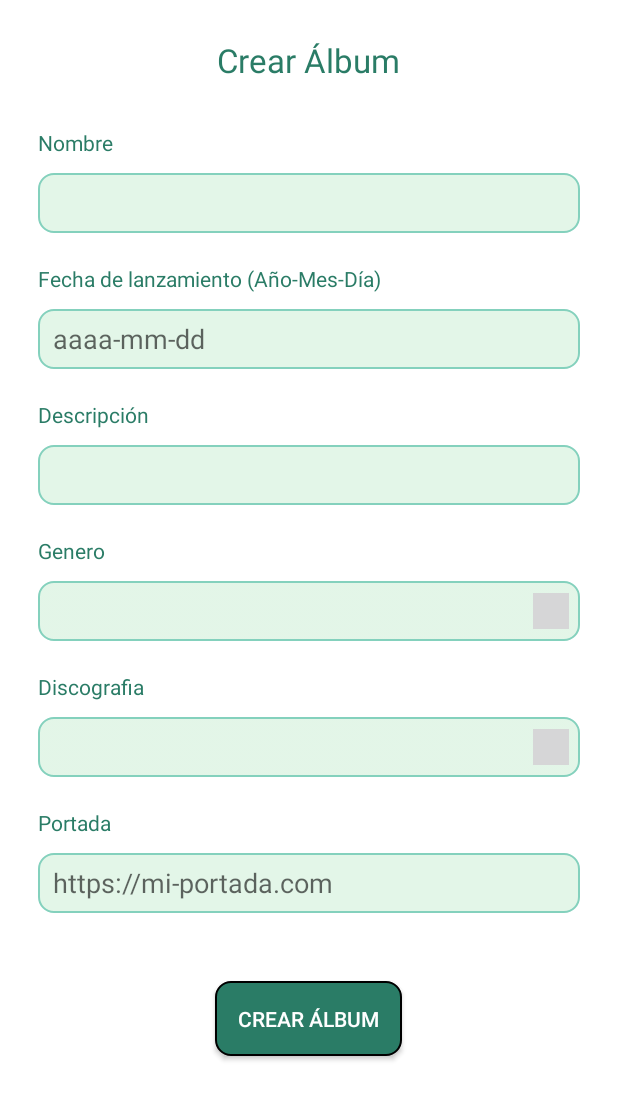
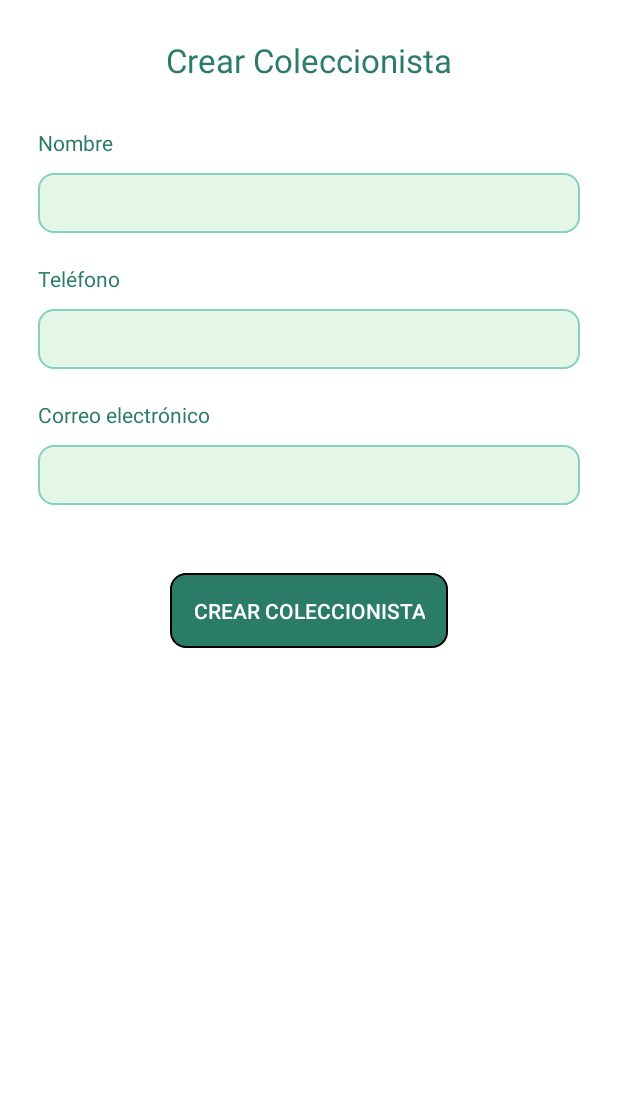
Before and after one commit to VivianaReyV/misw4203-202215-Vinilos, an Android app: the layout fragment_create_collector.xml on its own in the app's theme, with its tools: preview values and no code run, on a phone screen of 412 x 824 dp. Shown: the top 1100 px of the screen. Run offline under Robolectric (Android 15) with nearby library versions, the phone set to English and light mode, and no system bars; network calls fail.

Commit message:
basu hu02 crear coleccionista

```diff
--- a/app/src/main/java/com/example/vinilos/models/Collector.kt
+++ b/app/src/main/java/com/example/vinilos/models/Collector.kt
@@ -4,9 +4,5 @@ data class Collector (
     val collectorId:Int?,
     val name:String,
     val email:String,
-    val telephone:String,
-    val favoritePerformers:List<Performer>,
-    val favoritePerformer1: String?,
-    val favoritePerformer2: String?,
-    val favoritePerformer3: String?
+    val telephone:String
 )
--- a/app/src/main/java/com/example/vinilos/ui/adapters/CollectorsAdapter.kt
+++ b/app/src/main/java/com/example/vinilos/ui/adapters/CollectorsAdapter.kt
@@ -10,11 +10,11 @@ import androidx.navigation.Navigation
 import androidx.recyclerview.widget.RecyclerView
 import com.example.vinilos.R
 import com.example.vinilos.databinding.CollectorItemBinding
-import com.example.vinilos.models.Collector
+import com.example.vinilos.models.CollectorPerformers
 
 class CollectorsAdapter : RecyclerView.Adapter<CollectorsAdapter.CollectorViewHolder>(){
 
-    var collectors :List<Collector> = emptyList()
+    var collectors :List<CollectorPerformers> = emptyList()
         set(value) {
             field = value
             notifyDataSetChanged()
--- a/app/src/main/java/com/example/vinilos/ui/collectors/DetailCollectorFragment.kt
+++ b/app/src/main/java/com/example/vinilos/ui/collectors/DetailCollectorFragment.kt
@@ -11,12 +11,12 @@ import androidx.fragment.app.Fragment
 import androidx.lifecycle.ViewModelProvider
 import com.example.vinilos.databinding.FragmentDetailCollectorBinding
 import com.example.vinilos.ui.adapters.CollectorsAdapter
-import com.example.vinilos.viewmodels.CollectorViewModel
+import com.example.vinilos.viewmodels.CollectorPerformerViewModel
 
 class DetailCollectorFragment: Fragment() {
     private var _binding: FragmentDetailCollectorBinding? = null
     private val binding get() = _binding!!
-    private lateinit var viewModel: CollectorViewModel
+    private lateinit var viewModel: CollectorPerformerViewModel
     private var viewModelAdapter: CollectorsAdapter? = null
 
     override fun onCreateView(
@@ -27,7 +27,7 @@ class DetailCollectorFragment: Fragment() {
         val activity = requireNotNull(this.activity) {
             "You can only access the viewModel after onActivityCreated()"
         }
-        viewModel = ViewModelProvider(this, CollectorViewModel.Factory(activity.application))[CollectorViewModel::class.java]
+        viewModel = ViewModelProvider(this, CollectorPerformerViewModel.Factory(activity.application))[CollectorPerformerViewModel::class.java]
 
         _binding = FragmentDetailCollectorBinding.inflate(inflater, container, false)
         viewModelAdapter = CollectorsAdapter()
--- a/app/src/main/res/layout/collector_item.xml
+++ b/app/src/main/res/layout/collector_item.xml
@@ -2,7 +2,7 @@
 <layout xmlns:android="http://schemas.android.com/apk/res/android">
 
     <data>
-        <variable name="collector" type="com.example.vinilos.models.Collector"/>
+        <variable name="collector" type="com.example.vinilos.models.CollectorPerformers"/>
     </data>
 
     <androidx.constraintlayout.widget.ConstraintLayout
--- a/app/src/main/res/layout/fragment_create_collector.xml
+++ b/app/src/main/res/layout/fragment_create_collector.xml
@@ -2,12 +2,12 @@
 <LinearLayout xmlns:android="http://schemas.android.com/apk/res/android"
     xmlns:app="http://schemas.android.com/apk/res-auto"
     xmlns:tools="http://schemas.android.com/tools"
-    android:id="@+id/createAlbum"
+    android:id="@+id/createCollector"
     android:layout_width="match_parent"
     android:layout_height="match_parent"
     android:background="@android:color/transparent">
     <ScrollView
-        android:id="@+id/scrollCreateAlbum"
+        android:id="@+id/scrollCreateCollector"
         android:layout_width="fill_parent"
         android:layout_height="wrap_content">
     <LinearLayout
@@ -24,7 +24,7 @@
             android:layout_marginTop="10dp"
             android:layout_marginEnd="25dp"
             android:layout_marginBottom="5dp"
-            android:text="@string/crearAlbum"
+            android:text="@string/crearColeccionista"
             android:textColor="@color/dark_green"
             android:textSize="22sp"></TextView>
 
@@ -39,7 +39,7 @@
             android:textColor="@color/dark_green"></TextView>
 
         <EditText
-            android:id="@+id/nombreAlbum"
+            android:id="@+id/nombreColeccionista"
             android:layout_width="match_parent"
             android:layout_height="40dp"
             android:layout_marginStart="25dp"
@@ -48,8 +48,8 @@
             android:layout_marginBottom="5dp"
             android:paddingStart="10dp"
             android:paddingEnd="10dp"
-            android:labelFor="@id/nombreAlbum"
-            android:inputType="textCapSentences"
+            android:labelFor="@id/nombreColeccionista"
+            android:inputType="textCapWords"
             android:background="@drawable/background_formulario"></EditText>
 
         <TextView
@@ -59,11 +59,11 @@
             android:layout_marginTop="15dp"
             android:layout_marginEnd="25dp"
             android:layout_marginBottom="5dp"
-            android:text="@string/fecha_lanzamiento"
+            android:text="@string/telefono"
             android:textColor="@color/dark_green"></TextView>
 
         <EditText
-            android:id="@+id/fechaLanzamiento"
+            android:id="@+id/telefono"
             android:layout_width="match_parent"
             android:layout_height="40dp"
             android:layout_marginStart="25dp"
@@ -72,8 +72,7 @@
             android:layout_marginBottom="5dp"
             android:paddingStart="10dp"
             android:paddingEnd="10dp"
-            android:hint="@string/hint_date_format"
-            android:inputType="date"
+            android:inputType="phone"
             android:background="@drawable/background_formulario"></EditText>
 
         <TextView
@@ -83,11 +82,11 @@
             android:layout_marginTop="15dp"
             android:layout_marginEnd="25dp"
             android:layout_marginBottom="5dp"
-            android:text="@string/descripcion"
+            android:text="@string/email"
             android:textColor="@color/dark_green"></TextView>
 
         <EditText
-            android:id="@+id/descripcion"
+            android:id="@+id/email"
             android:layout_width="match_parent"
             android:layout_height="40dp"
             android:layout_marginStart="25dp"
@@ -96,90 +95,19 @@
             android:layout_marginBottom="5dp"
             android:paddingStart="10dp"
             android:paddingEnd="10dp"
-            android:inputType="textLongMessage"
+            android:inputType="textEmailAddress"
             android:background="@drawable/background_formulario"></EditText>
-
-        <TextView
-            android:layout_width="wrap_content"
-            android:layout_height="wrap_content"
-            android:layout_marginStart="25dp"
-            android:layout_marginTop="15dp"
-            android:layout_marginEnd="25dp"
-            android:layout_marginBottom="5dp"
-            android:text="@string/genero"
-            android:textColor="@color/dark_green"></TextView>
-
-        <Spinner
-            android:id="@+id/spinnerGenre"
-            android:layout_width="match_parent"
-            android:layout_height="40dp"
-            android:layout_marginStart="25dp"
-            android:layout_marginTop="5dp"
-            android:layout_marginEnd="25dp"
-            android:layout_marginBottom="5dp"
-            android:background="@drawable/background_spinner"
-            android:textColor="@color/dark_green"
-            android:overlapAnchor="false"
-            android:spinnerMode="dropdown"/>
-
-        <TextView
-            android:layout_width="wrap_content"
-            android:layout_height="wrap_content"
-            android:layout_marginStart="25dp"
-            android:layout_marginTop="15dp"
-            android:layout_marginEnd="25dp"
-            android:layout_marginBottom="5dp"
-            android:text="@string/discografia"
-            android:textColor="@color/dark_green"></TextView>
-
-        <Spinner
-            android:id="@+id/spinnerRecordLabel"
-            android:layout_width="match_parent"
-            android:layout_height="40dp"
-            android:layout_marginStart="25dp"
-            android:layout_marginTop="5dp"
-            android:layout_marginEnd="25dp"
-            android:layout_marginBottom="5dp"
-            android:background="@drawable/background_spinner"
-            android:textColor="@color/dark_green"
-            android:overlapAnchor="false"
-            android:spinnerMode="dropdown"/>
-
-        <TextView
-            android:layout_width="wrap_content"
-            android:layout_height="wrap_content"
-            android:layout_marginStart="25dp"
-            android:layout_marginTop="15dp"
-            android:layout_marginEnd="25dp"
-            android:layout_marginBottom="5dp"
-            android:text="@string/portada"
-            android:textColor="@color/dark_green"></TextView>
-
-        <EditText
-            android:id="@+id/cover"
-            android:layout_width="match_parent"
-            android:layout_height="40dp"
-            android:layout_marginStart="25dp"
-            android:layout_marginTop="5dp"
-            android:layout_marginEnd="25dp"
-            android:layout_marginBottom="5dp"
-            android:background="@drawable/background_formulario"
-            android:paddingStart="10dp"
-            android:paddingEnd="10dp"
-            android:hint="@string/hint_cover_url"
-            android:inputType="text"
-            android:textColor="@color/dark_green"></EditText>
 
 
         <androidx.appcompat.widget.AppCompatButton
-            android:id="@+id/createButton"
+            android:id="@+id/createCollectorButton"
             android:layout_width="wrap_content"
             android:layout_height="wrap_content"
             android:padding="15dp"
             android:layout_gravity="center"
             android:layout_marginTop="40dp"
             android:layout_marginBottom="40dp"
-            android:text="@string/crearAlbum"
+            android:text="@string/crearColeccionista"
             />
     </LinearLayout>
     </ScrollView>
--- a/app/src/main/res/values/strings.xml
+++ b/app/src/main/res/values/strings.xml
@@ -31,5 +31,8 @@
     <string name="crearArtista">Crear artista</string>
     <string name="createCollector">Crear coleccionista</string>
     <string name="favPerformersLabel">Artistas favoritos:</string>
+    <string name="telefono">Teléfono</string>
+    <string name="crearColeccionista">Crear Coleccionista</string>
+    <string name="email">Correo electrónico</string>
 
 </resources>
```
Also changed, not shown: app/src/main/java/com/example/vinilos/models/CollectorPerformers.kt (added, +12 -0 lines), app/src/main/java/com/example/vinilos/network/NetworkServiceAdapter.kt (+15 -4 lines), app/src/main/java/com/example/vinilos/repositories/CollectorRepository.kt (+12 -1 lines), app/src/main/java/com/example/vinilos/ui/collectors/CollectorFragment.kt (+4 -4 lines), app/src/main/java/com/example/vinilos/ui/collectors/CreateCollectorFragment.kt (+27 -75 lines), app/src/main/java/com/example/vinilos/viewmodels/CollectorPerformerViewModel.kt (added, +69 -0 lines), app/src/main/java/com/example/vinilos/viewmodels/CollectorViewModel.kt (+30 -18 lines).
